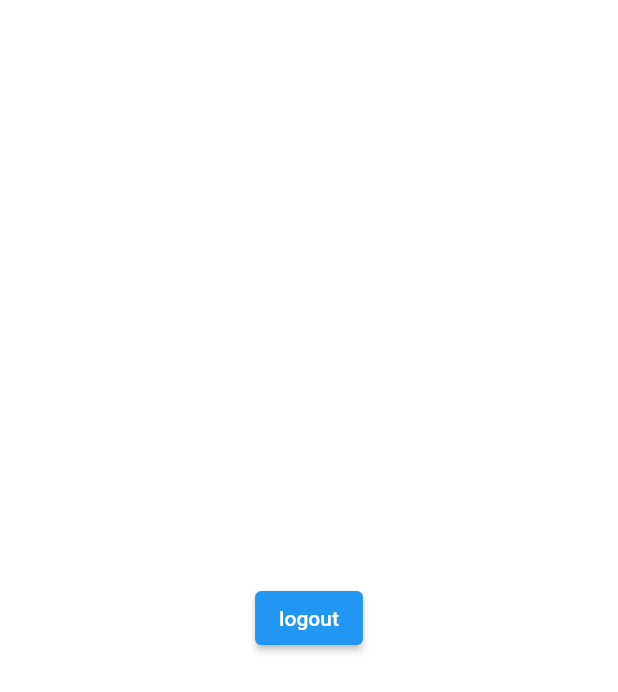
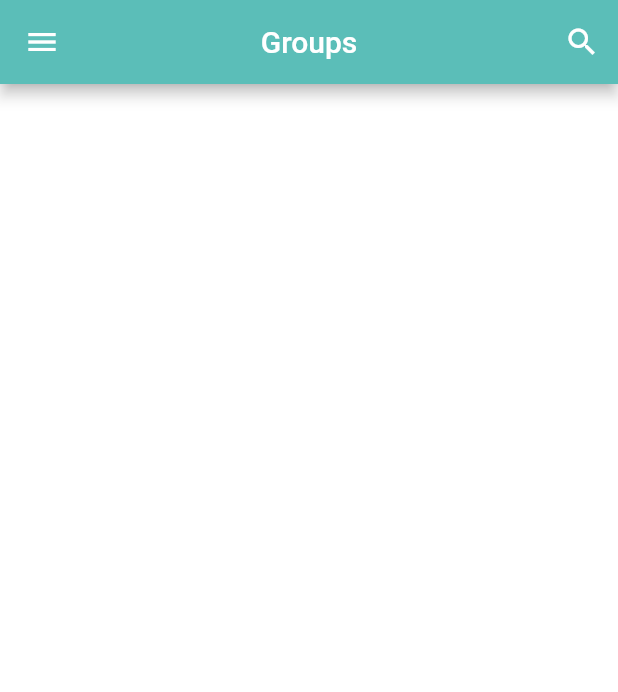
Before and after one commit to aakashshivgan/vchatFlutterApp, a Flutter app: the HomePage screen opened directly, on a phone screen of 412 x 824 dp. Shown: the top 692 px of the screen. Run offline on Flutter 3.47's test engine with Material 2 defaults, Android fonts, the light colour scheme and no system bars; our stand-ins replace cloud_firestore, firebase_auth, firebase_core, shared_preferences; accounts and stored records are empty.

Commit message:
homepage Ui part 1

```diff
--- a/lib/helper/helper_functions.dart
+++ b/lib/helper/helper_functions.dart
@@ -26,4 +26,14 @@
     SharedPreferences sf = await SharedPreferences.getInstance();
     return sf.getBool(userLoggedInKey);
   }
+
+  static Future<String?> getUserNameSF() async {
+    SharedPreferences sf = await SharedPreferences.getInstance();
+    return sf.getString(userNameKey);
+  }
+
+  static Future<String?> getUserEmailSF() async {
+    SharedPreferences sf = await SharedPreferences.getInstance();
+    return sf.getString(userEmailKey);
+  }
 }
--- a/lib/pages/auth/login_page.dart
+++ b/lib/pages/auth/login_page.dart
@@ -46,7 +46,7 @@
                         crossAxisAlignment: CrossAxisAlignment.center,
                         children: [
                           const Text(
-                            "Groupies",
+                            "Vechat",
                             style: TextStyle(
                               fontSize: 30,
                               fontWeight: FontWeight.w700,
--- a/lib/pages/auth/register_page.dart
+++ b/lib/pages/auth/register_page.dart
@@ -42,7 +42,7 @@
                         crossAxisAlignment: CrossAxisAlignment.center,
                         children: [
                           const Text(
-                            "Groupies",
+                            "Vechat",
                             style: TextStyle(
                               fontSize: 30,
                               fontWeight: FontWeight.w700,
@@ -62,7 +62,7 @@
                           ),
                           TextFormField(
                             decoration: textInputDecoration.copyWith(
-                              labelText: "Full name",
+                              labelText: "Fullname",
                               prefixIcon: Icon(
                                 Icons.person,
                                 color: Constants().primaryColor,
--- a/lib/pages/home_page.dart
+++ b/lib/pages/home_page.dart
@@ -1,7 +1,11 @@
 import 'package:flutter/material.dart';
+import 'package:vechat/helper/helper_functions.dart';
+import 'package:vechat/pages/profile_page.dart';
 import 'package:vechat/services/auth_services.dart';
 import 'package:vechat/widgets/widgets.dart';
-import 'package:vechat/pages/auth/login_page.dart';
+import 'package:vechat/pages/search_page.dart';
+
+import 'auth/login_page.dart';
 
 class HomePage extends StatefulWidget {
   const HomePage({Key? key}) : super(key: key);
@@ -11,16 +15,124 @@
 }
 
 class _HomePageState extends State<HomePage> {
+  String username = "";
+  String email = "";
   AuthServices authServices = AuthServices();
+
+  @override
+  void initState() {
+    super.initState();
+    gettingUserData();
+  }
+
+  gettingUserData() async {
+    await HelperFunction.getUserEmailSF().then((value) {
+      setState(() {
+        email = value!;
+      });
+    });
+
+    await HelperFunction.getUserNameSF().then((value) {
+      setState(() {
+        username = value!;
+      });
+    });
+  }
+
   @override
   Widget build(BuildContext context) {
     return Scaffold(
-        body: Center(
-            child: ElevatedButton(
-                onPressed: () {
-                  authServices.signOut();
-                  nextScreen(context, const LoginPage());
-                },
-                child: const Text("logout"))));
+      appBar: AppBar(
+        centerTitle: true,
+        actions: [
+          IconButton(
+              onPressed: () {
+                nextScreen(context, const SearchPage());
+              },
+              icon: const Icon(Icons.search))
+        ],
+        backgroundColor: Theme.of(context).primaryColor,
+        title: const Text("Groups"),
+      ),
+      body: Container(),
+      drawer: Drawer(
+          child: ListView(
+        padding: const EdgeInsets.symmetric(vertical: 50),
+        children: [
+          const Icon(
+            Icons.account_circle,
+            size: 150,
+          ),
+          const SizedBox(
+            height: 15,
+          ),
+          Text(
+            username,
+            textAlign: TextAlign.center,
+            style: const TextStyle(fontWeight: FontWeight.bold),
+          ),
+          const SizedBox(height: 30),
+          ListTile(
+            onTap: () {},
+            selectedColor: Theme.of(context).primaryColor,
+            selected: true,
+            contentPadding:
+                const EdgeInsets.symmetric(horizontal: 20, vertical: 5),
+            leading: const Icon(Icons.groups),
+            title: const Text("Groups"),
+          ),
+          ListTile(
+            onTap: () {
+              nextScreen(context, const ProfilePage());
+            },
+            contentPadding:
+                const EdgeInsets.symmetric(horizontal: 20, vertical: 5),
+            leading: const Icon(Icons.person),
+            title: const Text("Profile"),
+          ),
+          ListTile(
+            onTap: () async {
+              showDialog(
+                  barrierDismissible: false,
+                  context: context,
+                  builder: (context) {
+                    return AlertDialog(
+                      title: const Text("Logout"),
+                      content: const Text("Are you sure ?"),
+                      actions: [
+                        IconButton(
+                          onPressed: () {
+                            Navigator.pop(context);
+                          },
+                          icon: const Icon(
+                            Icons.cancel,
+                            color: Colors.red,
+                          ),
+                        ),
+                        IconButton(
+                          onPressed: () async {
+                            await authServices.signOut();
+                            Navigator.of(context).pushAndRemoveUntil(
+                                MaterialPageRoute(
+                                    builder: (context) => const LoginPage()),
+                                (route) => false);
+                          },
+                          icon: const Icon(
+                            Icons.done,
+                            color: Colors.green,
+                          ),
+                        )
+                      ],
+                    );
+                  });
+            },
+            contentPadding:
+                const EdgeInsets.symmetric(horizontal: 20, vertical: 5),
+            leading: const Icon(Icons.exit_to_app),
+            title: const Text("Signout"),
+          ),
+        ],
+      )),
+    );
   }
 }
```
Also changed, not shown: lib/pages/profile_page.dart (added, +19 -0 lines), lib/pages/search_page.dart (added, +19 -0 lines).
